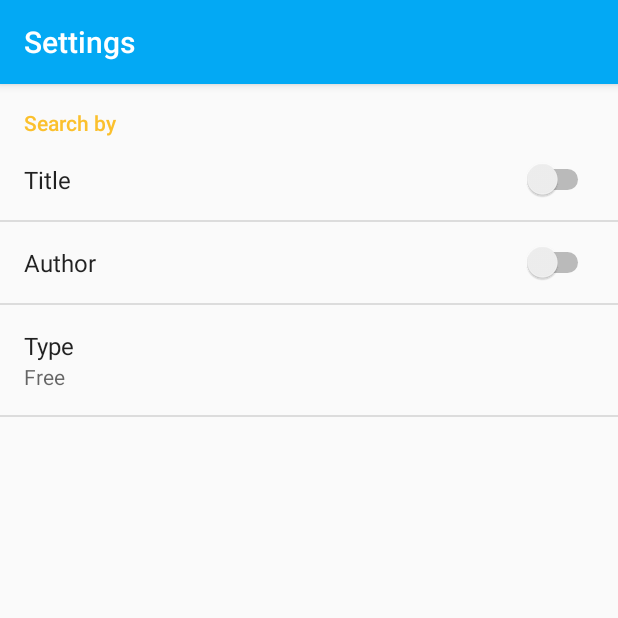
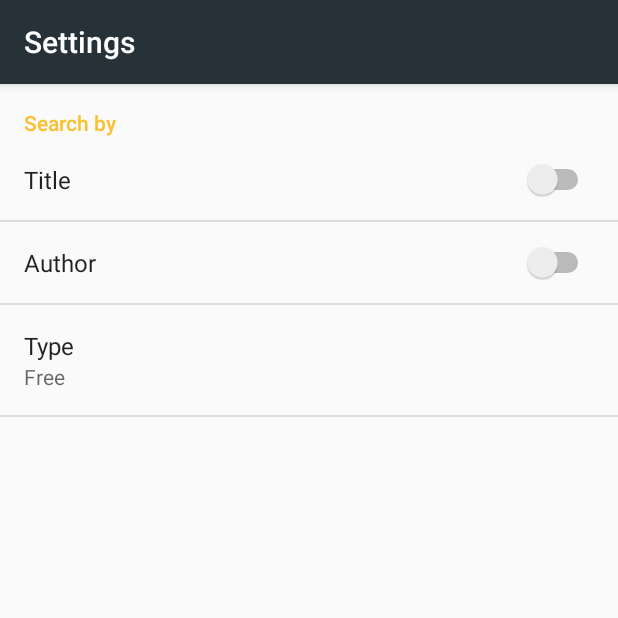
Before and after one commit to nishantkp/BookList, an Android app: the SettingsActivity screen opened directly, with no data from a screen before it, on a phone screen of 412 x 824 dp, the top half of it. Run offline under Robolectric (Android 15) with nearby library versions, the phone set to English and light mode, and no system bars.

Commit message:
Update theme of an App

```diff
--- a/app/src/main/res/values/colors.xml
+++ b/app/src/main/res/values/colors.xml
@@ -1,7 +1,7 @@
 <?xml version="1.0" encoding="utf-8"?>
 <resources>
-    <color name="colorPrimary">#03A9F4</color>
-    <color name="colorPrimaryDark">#0288D1</color>
+    <color name="colorPrimary">#263238</color>
+    <color name="colorPrimaryDark">#000a12</color>
     <color name="colorAccent">#FBC02D</color>
 
     <color name="colorSecondary">#03A9F4</color>
```
